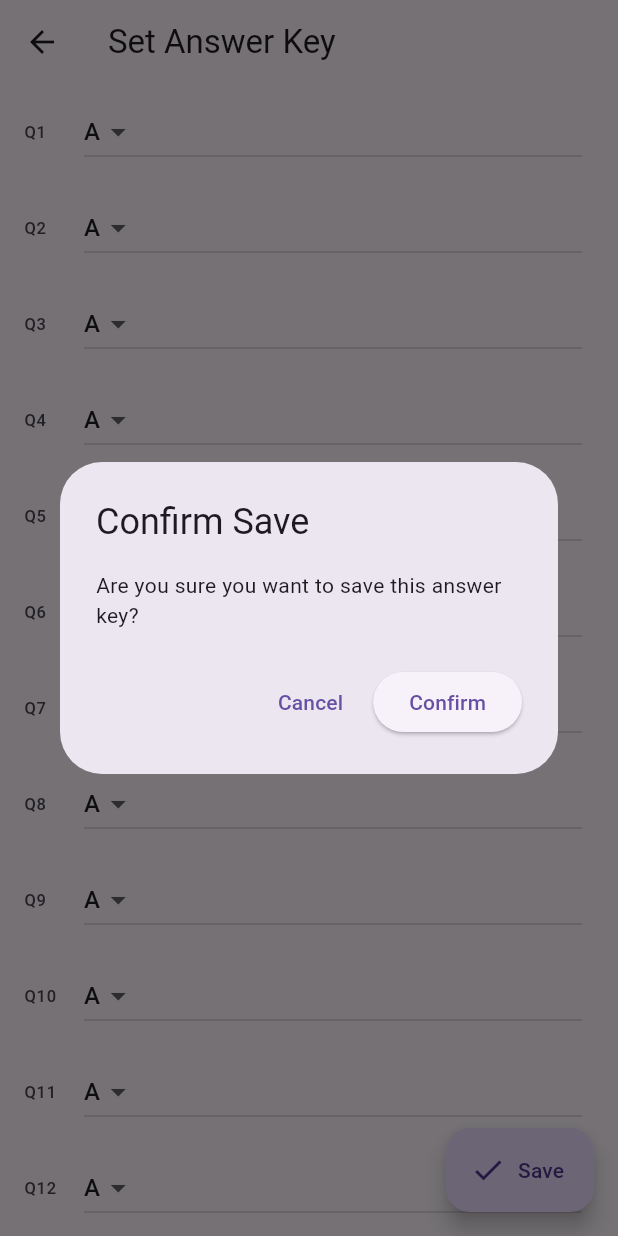
After one commit to GadianoC/Chexam, a Flutter app: the AnswerKeyPage screen opened directly, after a tap on "Save", on a phone screen of 412 x 824 dp. The commit adds this screen. Run offline on Flutter 3.47's test engine with Material 3 defaults, Android fonts, the light colour scheme and no system bars; our stand-ins replace camera.

Commit message:
added answer sheet

```diff
--- /dev/null
+++ b/lib/screens/answer_key_page.dart
@@ -0,0 +1,78 @@
+import 'package:flutter/material.dart';
+
+class AnswerKeyPage extends StatefulWidget {
+  final int totalQuestions;
+
+  const AnswerKeyPage({this.totalQuestions = 60});
+
+  @override
+  _AnswerKeyPageState createState() => _AnswerKeyPageState();
+}
+
+class _AnswerKeyPageState extends State<AnswerKeyPage> {
+  late List<String> correctAnswers;
+
+  @override
+  void initState() {
+    super.initState();
+    correctAnswers = List.filled(widget.totalQuestions, 'A'); // Default to A
+  }
+
+
+  void saveAnswers() async {
+    final confirmed = await showDialog<bool>(
+      context: context,
+      builder: (context) => AlertDialog(
+        title: Text('Confirm Save'),
+        content: Text('Are you sure you want to save this answer key?'),
+        actions: [
+          TextButton(
+            child: Text('Cancel'),
+            onPressed: () => Navigator.pop(context, false),
+          ),
+          ElevatedButton(
+            child: Text('Confirm'),
+            onPressed: () => Navigator.pop(context, true),
+          ),
+        ],
+      ),
+    );
+
+    if (confirmed == true) {
+      Map<int, String> answerKey = {
+        for (int i = 0; i < correctAnswers.length; i++) i + 1: correctAnswers[i]
+      };
+
+      Navigator.pop(context, answerKey); // Return to previous screen with key
+    }
+  }
+
+  @override
+  Widget build(BuildContext context) {
+    return Scaffold(
+      appBar: AppBar(title: Text('Set Answer Key')),
+      body: ListView.builder(
+        itemCount: widget.totalQuestions,
+        itemBuilder: (context, index) {
+          return ListTile(
+            leading: Text('Q${index + 1}'),
+            title: DropdownButton<String>(
+              value: correctAnswers[index],
+              items: ['A', 'B', 'C', 'D']
+                  .map((opt) => DropdownMenuItem(value: opt, child: Text(opt)))
+                  .toList(),
+              onChanged: (val) {
+                setState(() => correctAnswers[index] = val!);
+              },
+            ),
+          );
+        },
+      ),
+      floatingActionButton: FloatingActionButton.extended(
+        onPressed: saveAnswers,
+        label: Text('Save'),
+        icon: Icon(Icons.check),
+      ),
+    );
+  }
+}
```
Also changed, not shown: lib/main.dart (+12 -0 lines), lib/screens/home_page.dart (+77 -5 lines).
